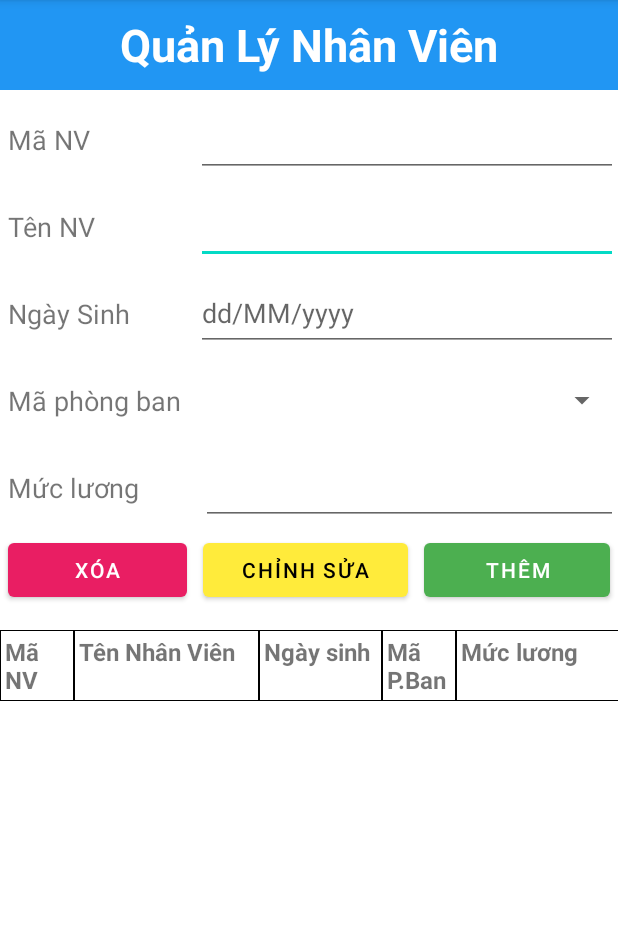
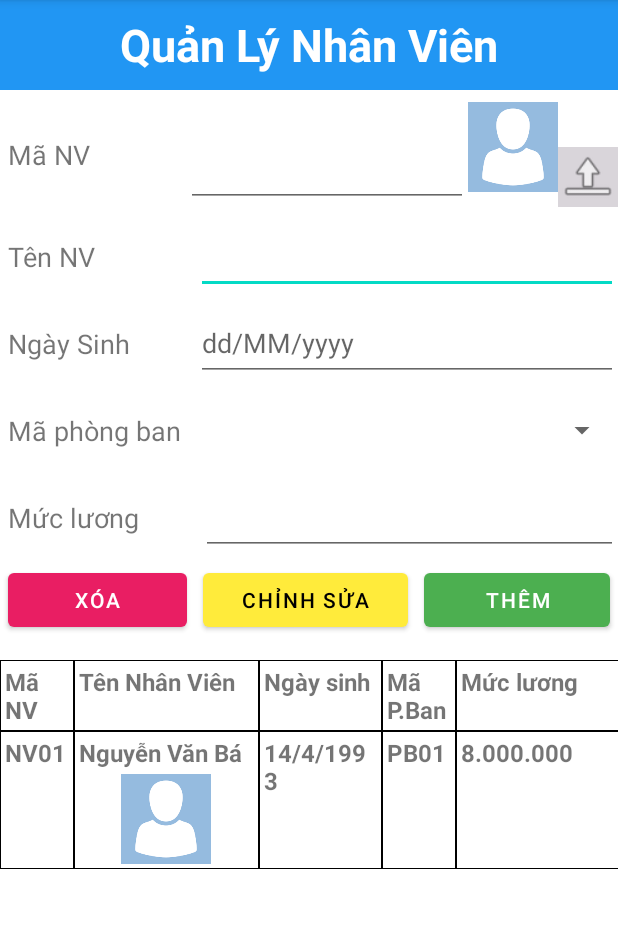
Before and after one commit to TrG-1999/MobileApp-QuanLyLuong, an Android app: the QuanLyNhanVien screen opened directly, with no data from a screen before it, on a phone screen of 412 x 824 dp, the part 84-1012 px from its top. Run offline under Robolectric (Android 15) with nearby library versions, the phone set to English and light mode, and no system bars; libraries missing offline, so code that uses them is left out: io.vavr, io.vavr.control; Roboto replaces fonts that are not available here.

Commit message:
Add avatar for QuanLyNhanVien
-Add design avatar for form QuanLyNhanVien
- Process button upload image

```diff
--- a/QuanLyLuong/app/src/main/java/com/example/quanlyluong/QuanLyNhanVien.java
+++ b/QuanLyLuong/app/src/main/java/com/example/quanlyluong/QuanLyNhanVien.java
@@ -1,12 +1,17 @@
 package com.example.quanlyluong;
 
 import androidx.annotation.NonNull;
+import androidx.annotation.Nullable;
 import androidx.appcompat.app.AlertDialog;
 import androidx.appcompat.app.AppCompatActivity;
 
 import android.content.DialogInterface;
 import android.content.Intent;
+import android.graphics.Bitmap;
+import android.graphics.BitmapFactory;
+import android.net.Uri;
 import android.os.Bundle;
+import android.preference.PreferenceManager;
 import android.view.LayoutInflater;
 import android.view.Menu;
 import android.view.MenuItem;
@@ -15,6 +20,8 @@ import android.widget.ArrayAdapter;
 import android.widget.Button;
 import android.widget.EditText;
 import android.widget.ExpandableListAdapter;
+import android.widget.ImageButton;
+import android.widget.ImageView;
 import android.widget.Spinner;
 import android.widget.TableLayout;
 import android.widget.TableRow;
@@ -26,6 +33,8 @@ import com.example.quanlyluong.DAO.Phongban_Repository;
 import com.example.quanlyluong.Data.NV;
 import com.example.quanlyluong.Data.PhongBan;
 
+import java.io.FileNotFoundException;
+import java.io.InputStream;
 import java.text.ParseException;
 import java.text.SimpleDateFormat;
 import java.util.ArrayList;
@@ -39,8 +48,10 @@ public class QuanLyNhanVien extends AppCompatActivity {
     EditText etMaNV, etTenNV, etNgaySinh, etMucLuong;
     Spinner spinnerMaPB;
     TableLayout dataTable;
+    ImageView img_add_nv;
     Button btnXoa, btnThem, btnSua;
-
+    ImageButton btn_add_img;
+    int REQUEST_CODE_FOLDER = 123;
     @Override
     protected void onCreate(Bundle savedInstanceState) {
         super.onCreate(savedInstanceState);
@@ -120,6 +131,21 @@ public class QuanLyNhanVien extends AppCompatActivity {
         return Either.right(number);
     }
 
+    @Override
+    protected void onActivityResult(int requestCode, int resultCode, @Nullable Intent data) {
+        if (requestCode == REQUEST_CODE_FOLDER && resultCode == RESULT_OK && data != null){
+            Uri uri = data.getData();
+            try {
+                InputStream inputStream = getContentResolver().openInputStream(uri);
+                Bitmap bitmap = (Bitmap) BitmapFactory.decodeStream(inputStream);
+                img_add_nv.setImageBitmap(bitmap);
+            } catch (FileNotFoundException e) {
+                e.printStackTrace();
+            }
+        }
+        super.onActivityResult(requestCode, resultCode, data);
+    }
+
     private void getID() {
         etMaNV = QuanLyNhanVien.this.findViewById(R.id.etMaNV);
         etMucLuong = QuanLyNhanVien.this.findViewById(R.id.etMucLuongNV);
@@ -128,6 +154,17 @@ public class QuanLyNhanVien extends AppCompatActivity {
         spinnerMaPB = QuanLyNhanVien.this.findViewById(R.id.spinnerMaPB);
         dataTable = QuanLyNhanVien.this.findViewById(R.id.tableNV);
         btnThem = QuanLyNhanVien.this.findViewById(R.id.btnThemNV);
+        btn_add_img = QuanLyNhanVien.this.findViewById(R.id.btn_add_img);
+
+        btn_add_img.setOnClickListener(new View.OnClickListener() {
+            @Override
+            public void onClick(View v) {
+                Intent intent = new Intent(Intent.ACTION_PICK);
+                intent.setType("image/*");
+                startActivityForResult(intent, REQUEST_CODE_FOLDER);
+            }
+        });
+
         btnThem.setOnClickListener(new View.OnClickListener() {
             @Override
             public void onClick(View v) {
--- a/QuanLyLuong/app/src/main/res/layout/activity_quan_ly_nhan_vien.xml
+++ b/QuanLyLuong/app/src/main/res/layout/activity_quan_ly_nhan_vien.xml
@@ -20,13 +20,13 @@
 
     <LinearLayout
         android:layout_width="match_parent"
-        android:layout_height="50dp"
+        android:layout_height="70dp"
         android:layout_marginTop="8dp"
         android:orientation="horizontal">
 
         <TextView
             android:id="@+id/textView15"
-            android:layout_width="86dp"
+            android:layout_width="183dp"
             android:layout_height="match_parent"
             android:layout_weight="0.4"
             android:gravity="center_vertical"
@@ -36,12 +36,29 @@
 
         <EditText
             android:id="@+id/etMaNV"
-            android:layout_width="wrap_content"
+            android:layout_width="277dp"
             android:layout_height="match_parent"
             android:layout_weight="0.6"
             android:ems="10"
             android:focusable="false"
             android:inputType="textPersonName" />
+
+        <ImageView
+            android:id="@+id/img_add_nv"
+            android:layout_width="60dp"
+            android:layout_height="60dp"
+            app:srcCompat="@drawable/avatar_nv" />
+
+        <ImageButton
+            android:id="@+id/btn_add_img"
+            android:layout_width="40dp"
+            android:layout_height="40dp"
+            android:layout_gravity="bottom"
+            android:layout_weight="0"
+            android:background="#D9D5DA"
+            android:scaleType="fitXY"
+            app:srcCompat="@android:drawable/ic_menu_upload" />
+
     </LinearLayout>
 
     <LinearLayout
@@ -199,55 +216,133 @@
                 android:layout_height="match_parent"
                 android:layout_column="0"
                 android:layout_weight="0.2"
+                android:background="@drawable/table_row_border_pb"
                 android:padding="3dp"
                 android:text="Mã NV"
                 android:textSize="16sp"
-                android:textStyle="bold"
-                android:background="@drawable/table_row_border_pb" />
+                android:textStyle="bold" />
 
             <TextView
                 android:layout_width="0dp"
                 android:layout_height="match_parent"
                 android:layout_column="1"
                 android:layout_weight="0.5"
+                android:background="@drawable/table_row_border_pb"
                 android:padding="3dp"
                 android:text="Tên Nhân Viên"
                 android:textSize="16sp"
-                android:textStyle="bold"
-                android:background="@drawable/table_row_border_pb" />
+                android:textStyle="bold" />
 
             <TextView
                 android:layout_width="0dp"
                 android:layout_height="match_parent"
                 android:layout_column="2"
                 android:layout_weight="0"
+                android:background="@drawable/table_row_border_pb"
                 android:padding="3dp"
                 android:text="Ngày sinh"
                 android:textSize="16sp"
-                android:textStyle="bold"
-                android:background="@drawable/table_row_border_pb" />
+                android:textStyle="bold" />
 
             <TextView
                 android:layout_width="0dp"
                 android:layout_height="match_parent"
                 android:layout_column="3"
                 android:layout_weight="0.2"
+                android:background="@drawable/table_row_border_pb"
                 android:padding="3dp"
                 android:text="Mã P.Ban"
                 android:textSize="16sp"
-                android:textStyle="bold"
-                android:background="@drawable/table_row_border_pb" />
+                android:textStyle="bold" />
 
             <TextView
                 android:layout_width="1dp"
                 android:layout_height="match_parent"
                 android:layout_column="4"
                 android:layout_weight="0.5"
+                android:background="@drawable/table_row_border_pb"
                 android:padding="3dp"
                 android:text="Mức lương"
                 android:textSize="16sp"
-                android:textStyle="bold"
-                android:background="@drawable/table_row_border_pb" />
+                android:textStyle="bold" />
+        </TableRow>
+
+        <TableRow
+            android:layout_width="match_parent"
+            android:layout_height="match_parent"
+            android:weightSum="1">
+
+            <TextView
+                android:layout_width="0dp"
+                android:layout_height="match_parent"
+                android:layout_column="0"
+                android:layout_weight="0.2"
+                android:background="@drawable/table_row_border_pb"
+                android:padding="3dp"
+                android:text="NV01"
+                android:textSize="16sp"
+                android:textStyle="bold" />
+
+            <LinearLayout
+                android:layout_width="0dp"
+                android:layout_height="wrap_content"
+                android:layout_column="1"
+                android:layout_weight="0.5"
+                android:background="@drawable/table_row_border_pb"
+                android:orientation="vertical">
+
+                <TextView
+                    android:layout_width="wrap_content"
+                    android:layout_height="wrap_content"
+                    android:padding="3dp"
+                    android:text="Nguyễn Văn Bá"
+                    android:textSize="16sp"
+                    android:textStyle="bold" />
+
+                <ImageView
+                    android:id="@+id/imageView6"
+                    android:layout_width="60dp"
+                    android:layout_height="60dp"
+                    android:layout_gravity="center"
+                    android:layout_marginBottom="3dp"
+                    app:srcCompat="@drawable/avatar_nv" />
+
+
+            </LinearLayout>
+
+
+            <TextView
+                android:layout_width="0dp"
+                android:layout_height="match_parent"
+                android:layout_column="2"
+                android:layout_weight="0"
+                android:background="@drawable/table_row_border_pb"
+                android:padding="3dp"
+                android:text="14/4/1993"
+                android:textSize="16sp"
+                android:textStyle="bold" />
+
+            <TextView
+                android:layout_width="0dp"
+                android:layout_height="match_parent"
+                android:layout_column="3"
+                android:layout_weight="0.2"
+                android:background="@drawable/table_row_border_pb"
+                android:padding="3dp"
+                android:text="PB01"
+                android:textSize="16sp"
+                android:textStyle="bold" />
+
+            <TextView
+                android:layout_width="1dp"
+                android:layout_height="match_parent"
+                android:layout_column="4"
+                android:layout_weight="0.5"
+                android:background="@drawable/table_row_border_pb"
+                android:padding="3dp"
+                android:text="8.000.000"
+                android:textSize="16sp"
+                android:textStyle="bold" />
         </TableRow>
 
     </TableLayout>
```
Also changed, not shown: QuanLyLuong/app/src/main/res/drawable/avatar_nv.png (added), 1 other file.
